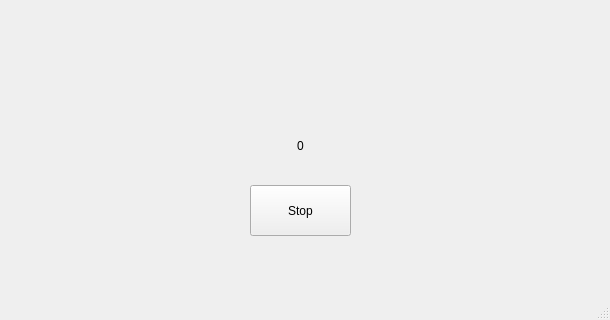
Above: countdownwindow.ui from GregorioViciani/TimerApp before the change; both pictures show x 0 to 610 and y 165 to 485 of the 610 by 485 pixel window. Below: the same form after it.
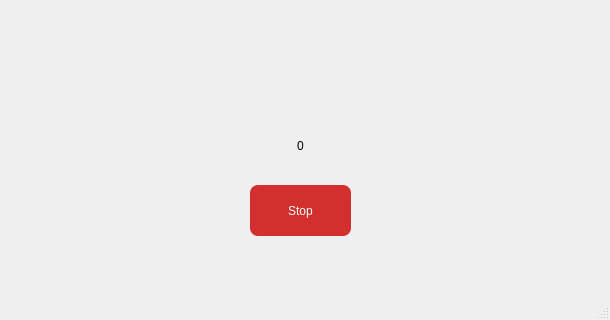
That is the form after the change.

```diff
--- a/countdownwindow.ui
+++ b/countdownwindow.ui
@@ -46,21 +46,7 @@
      </rect>
     </property>
     <property name="styleSheet">
-     <string notr="true">ui-&gt;stopbutton-&gt;setStyleSheet(
-    &quot;QPushButton {&quot;
-    &quot;   background-color: #d32f2f;&quot;        // rosso base
-    &quot;   color: white;&quot;
-    &quot;   border-radius: 8px;&quot;
-    &quot;   padding: 6px 12px;&quot;
-    &quot;}&quot;
-    &quot;QPushButton:hover {&quot;
-    &quot;   background-color: #f44336;&quot;      
-    &quot;}&quot;
-    &quot;QPushButton:pressed {&quot;
-    &quot;   background-color: #b71c1c;&quot;        
-    &quot;}&quot;
-);
-</string>
+     <string notr="true">QPushButton { background-color: #d32f2f; color: white; border-radius: 8px; padding: 6px 12px; }QPushButton:hover { background-color: #f44336; }QPushButton:pressed { background-color: #b71c1c; }</string>
     </property>
     <property name="text">
      <string>Stop</string>
```
